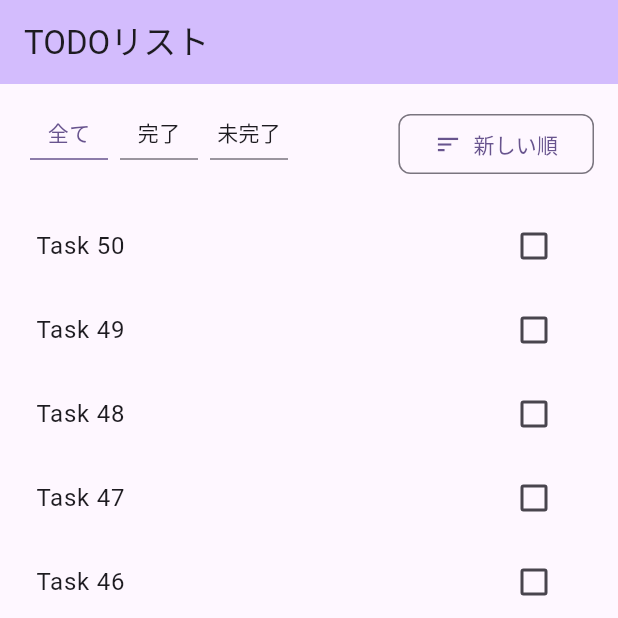
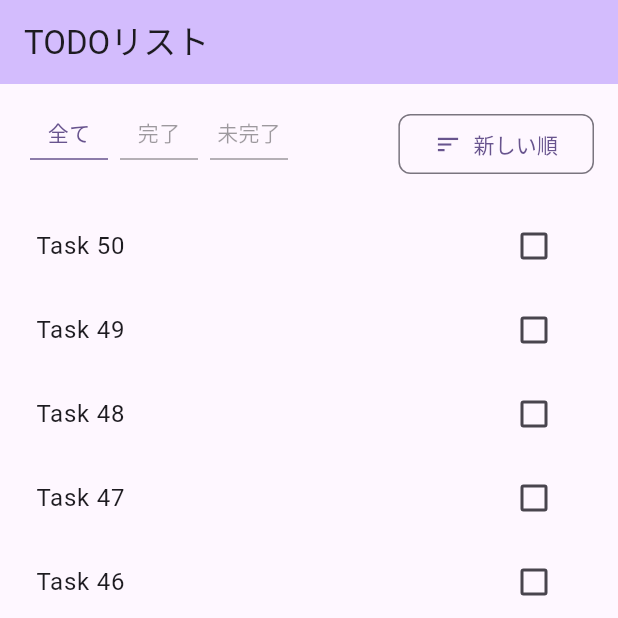
Before and after one commit to TetsuFe/flutter_todo_sample, a Flutter app: the screen it shows after launch, on a phone screen of 412 x 824 dp, the top half of it. Run offline on Flutter 3.47's test engine with Material 3 defaults, Android fonts, the phone set to English and light mode, and no system bars; our stand-ins replace flutter_hooks, freezed_annotation, hooks_riverpod, riverpod_annotation; generated files the repository leaves out were written again.

Commit message:
feat: フィルタの色を見やすく調整

```diff
--- a/lib/views/task/components/task_list.dart
+++ b/lib/views/task/components/task_list.dart
@@ -93,7 +93,7 @@ class _TabItem extends ConsumerWidget {
               style: TextStyle(
                 color: isSelected
                     ? Theme.of(context).colorScheme.primary
-                    : null,
+                    : Theme.of(context).disabledColor,
               ),
             ),
             Padding(
@@ -101,7 +101,7 @@ class _TabItem extends ConsumerWidget {
               child: Divider(
                 color: isSelected
                     ? Theme.of(context).colorScheme.primary
-                    : Theme.of(context).dividerColor,
+                    : Theme.of(context).disabledColor,
               ),
             ),
           ],
```
